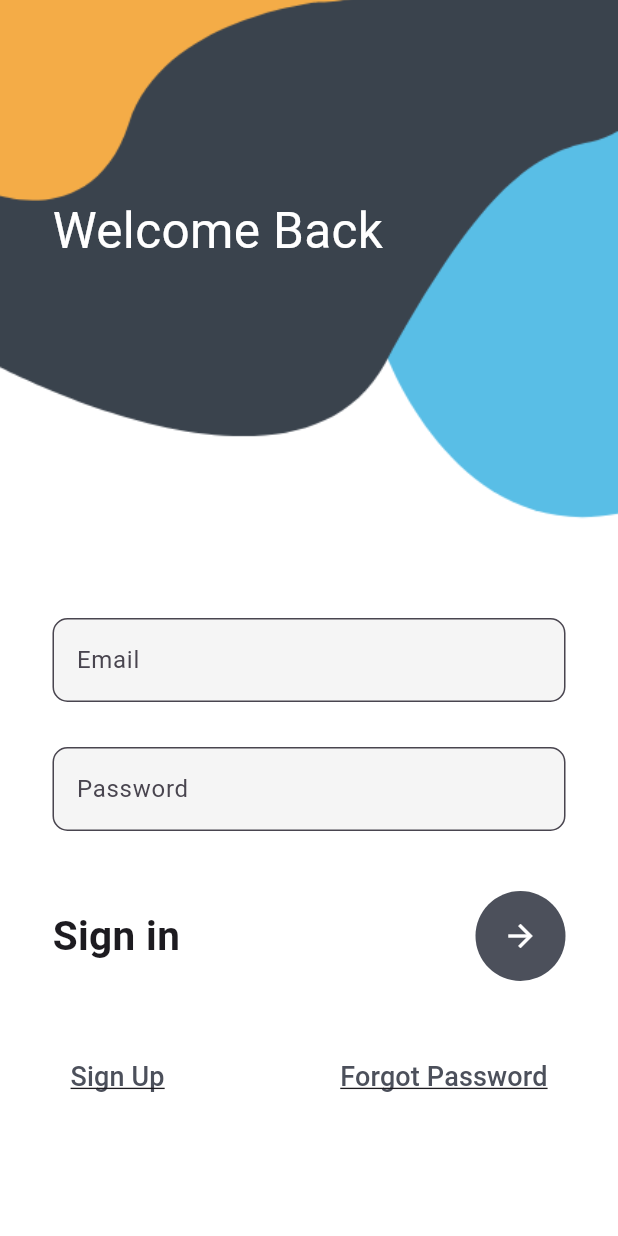
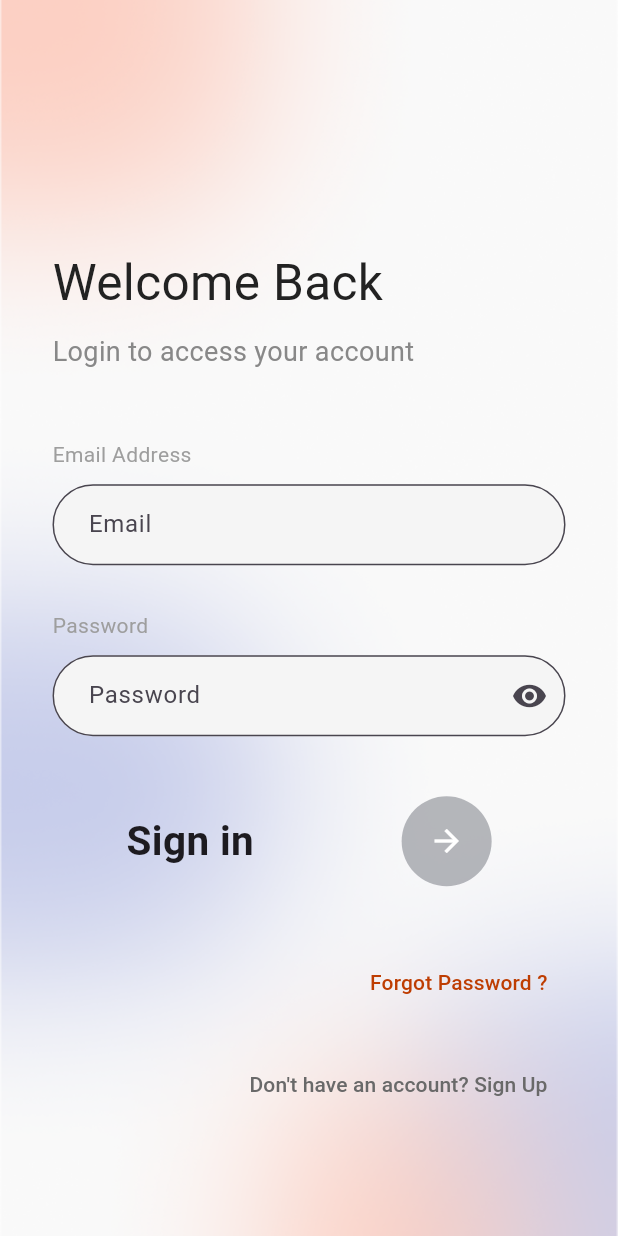
Before and after one commit to jmrashed/advanced-login-register-flutter-ui-kit, a Flutter app: the screen it shows after launch, on a phone screen of 412 x 824 dp. Run offline on Flutter 3.47's test engine with Material 3 defaults, Android fonts, the phone set to English and light mode, and no system bars.

Commit message:
update login page

```diff
--- a/lib/login.dart
+++ b/lib/login.dart
@@ -8,123 +8,202 @@ class MyLogin extends StatefulWidget {
 }
 
 class _MyLoginState extends State<MyLogin> {
+  final _formKey = GlobalKey<FormState>();
+  final TextEditingController _emailController = TextEditingController();
+  final TextEditingController _passwordController = TextEditingController();
+  bool _obscureText = true;
+
+  String? _validateEmail(String? value) {
+    if (value == null || value.isEmpty) {
+      return 'Please enter your email';
+    }
+    const pattern = r'^[^@]+@[^@]+\.[^@]+';
+    final regExp = RegExp(pattern);
+    if (!regExp.hasMatch(value)) {
+      return 'Enter a valid email';
+    }
+    return null;
+  }
+
   @override
   Widget build(BuildContext context) {
     return Container(
       decoration: const BoxDecoration(
         image: DecorationImage(
-            image: AssetImage('assets/login.png'), fit: BoxFit.cover),
+          image: AssetImage('assets/login.png'),
+          fit: BoxFit.cover,
+        ),
       ),
       child: Scaffold(
         backgroundColor: Colors.transparent,
         body: Stack(
           children: [
-            Container(),
-            Container(
-              padding: EdgeInsets.only(left: 35, top: 130),
-              child: const  Text(
-                'Welcome Back',
-                style: TextStyle(color: Colors.white, fontSize: 33),
-              ),
-            ),
             SingleChildScrollView(
-              child: Container(
+              child: Padding(
                 padding: EdgeInsets.only(
-                    top: MediaQuery.of(context).size.height * 0.5),
+                    top: MediaQuery.of(context).size.height * 0.2),
+                child: Form(
+                  key: _formKey,
                   child: Column(
                     crossAxisAlignment: CrossAxisAlignment.start,
                     children: [
+                      const Padding(
+                        padding: EdgeInsets.only(left: 35),
+                        child: Column(
+                          crossAxisAlignment: CrossAxisAlignment.start,
+                          children: [
+                            Text(
+                              'Welcome Back',
+                              style: TextStyle(
+                                color: Color(0xFF222222),
+                                fontSize: 33,
+                              ),
+                            ),
+                            SizedBox(height: 10),
+                            Text(
+                              'Login to access your account',
+                              style: TextStyle(
+                                color: Color(0xFF888888),
+                                fontSize: 18,
+                              ),
+                            ),
+                          ],
+                        ),
+                      ),
+                      const SizedBox(height: 45),
                       Container(
-                      margin: EdgeInsets.only(left: 35, right: 35),
+                        margin: const EdgeInsets.symmetric(horizontal: 35),
                         child: Column(
+                          crossAxisAlignment: CrossAxisAlignment.start,
                           children: [
-                          TextField(
-                            style: TextStyle(color: Colors.black),
+                            const Text(
+                              'Email Address',
+                              style: TextStyle(
+                                color: Colors.grey,
+                                fontSize: 14,
+                              ),
+                            ),
+                            const SizedBox(height: 10),
+                            TextFormField(
+                              controller: _emailController,
+                              style: const TextStyle(color: Colors.black),
                               decoration: InputDecoration(
+                                contentPadding: const EdgeInsets.symmetric(
+                                    vertical: 15, horizontal: 20),
                                 fillColor: Colors.grey.shade100,
                                 filled: true,
                                 hintText: "Email",
                                 border: OutlineInputBorder(
-                                  borderRadius: BorderRadius.circular(10),
-                                )),
+                                  borderRadius: BorderRadius.circular(30),
                                 ),
-                          const SizedBox(
-                            height: 30,
                               ),
-                          TextField(
-                            style: TextStyle(),
-                            obscureText: true,
+                              validator: _validateEmail,
+                            ),
+                            const SizedBox(height: 30),
+                            const Text(
+                              'Password',
+                              style: TextStyle(
+                                color: Colors.grey,
+                                fontSize: 14,
+                              ),
+                            ),
+                            const SizedBox(height: 10),
+                            TextFormField(
+                              controller: _passwordController,
+                              style: const TextStyle(color: Colors.black),
+                              obscureText: _obscureText,
                               decoration: InputDecoration(
+                                contentPadding: const EdgeInsets.symmetric(
+                                    vertical: 15, horizontal: 20),
                                 fillColor: Colors.grey.shade100,
                                 filled: true,
                                 hintText: "Password",
                                 border: OutlineInputBorder(
-                                  borderRadius: BorderRadius.circular(10),
-                                )),
+                                  borderRadius: BorderRadius.circular(30),
                                 ),
-                          const SizedBox(
-                            height: 40,
+                                suffixIcon: IconButton(
+                                  icon: Icon(_obscureText
+                                      ? Icons.visibility
+                                      : Icons.visibility_off),
+                                  onPressed: () {
+                                    setState(() {
+                                      _obscureText = !_obscureText;
+                                    });
+                                  },
                                 ),
+                              ),
+                              validator: (value) {
+                                if (value == null || value.isEmpty) {
+                                  return 'Please enter your password';
+                                }
+                                return null;
+                              },
+                            ),
+                            const SizedBox(height: 40),
                             Row(
-                            mainAxisAlignment: MainAxisAlignment.spaceBetween,
+                              mainAxisAlignment: MainAxisAlignment.spaceAround,
                               children: [
                                 const Text(
                                   'Sign in',
                                   style: TextStyle(
-                                    fontSize: 27, fontWeight: FontWeight.w700),
+                                    fontSize: 27,
+                                    fontWeight: FontWeight.w700,
+                                  ),
                                 ),
                                 CircleAvatar(
                                   radius: 30,
-                                backgroundColor: Color(0xff4c505b),
+                                  backgroundColor: Color.fromARGB(101, 76, 80, 91),
                                   child: IconButton(
                                     color: Colors.white,
                                     onPressed: () {
-                                      Navigator.pushNamed(context, 'dashboard');
+                                      if (_formKey.currentState!.validate()) {
+                                        Navigator.pushNamed(
+                                            context, 'dashboard');
+                                      }
                                     },
-                                    icon: const Icon(
-                                      Icons.arrow_forward,
-                                    )),
-                              )
+                                    icon: const Icon(Icons.arrow_forward),
+                                  ),
+                                ),
                               ],
+
                             ),
-                          const SizedBox(
-                            height: 40,
+                            const SizedBox(height: 40),
+                            Align(
+                              alignment: Alignment.centerRight,
+                              child: TextButton(
+                                onPressed: () {
+                                  Navigator.pushNamed(context, 'forget');
+                                },
+                                child: const Text(
+                                  'Forgot Password ?',
+                                  style: TextStyle(
+                                    color: Color.fromARGB(255, 190, 61, 2),
+                                    fontSize: 14,
                                   ),
-                          Row(
-                            mainAxisAlignment: MainAxisAlignment.spaceBetween,
-                            children: [
-                              TextButton(
+                                ),
+                              ),
+                            ),
+                            const SizedBox(height: 20),
+                            Align(
+                              alignment: Alignment.centerRight,
+                              child: TextButton(
                                 onPressed: () {
                                   Navigator.pushNamed(context, 'register');
                                 },
                                 child: const Text(
-                                  'Sign Up',
-                                  textAlign: TextAlign.left,
+                                  'Don\'t have an account? Sign Up',
                                   style: TextStyle(
-                                      decoration: TextDecoration.underline,
-                                      color: Color(0xff4c505b),
-                                      fontSize: 18),
+                                    fontSize: 14,
+                                    color: Color.fromARGB(255, 105, 105, 105),
                                   ),
-                                style: ButtonStyle(),
                                 ),
-                              TextButton(
-                                  onPressed: () {
-                                    Navigator.pushNamed(context, 'forget');
-                                  },
-                                  child: const Text(
-                                    'Forgot Password',
-                                    style: TextStyle(
-                                      decoration: TextDecoration.underline,
-                                      color: Color(0xff4c505b),
-                                      fontSize: 18,
                               ),
-                                  )),
-                            ],
-                          )
+                            ),
                           ],
                         ),
-                    )
+                      ),
                     ],
+                  ),
                 ),
               ),
             ),
```
Also changed, not shown: assets/login.png. Lines whose indentation alone changed are shown as unchanged.
